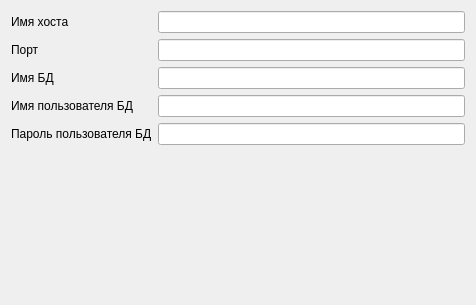
Old version of the form msystem/src/loader/databasesettingspage.ui in the repository megakoko/m-system.
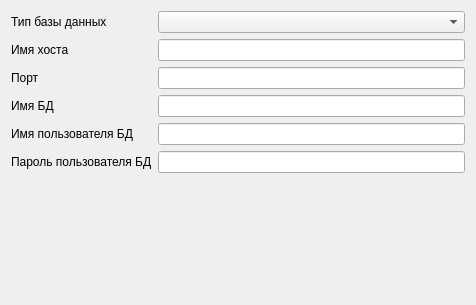
New version of the form.

```diff
--- a/msystem/src/loader/databasesettingspage.ui
+++ b/msystem/src/loader/databasesettingspage.ui
@@ -19,60 +19,70 @@
      <property name="fieldGrowthPolicy">
       <enum>QFormLayout::AllNonFixedFieldsGrow</enum>
      </property>
-     <item row="0" column="0">
+     <item row="2" column="0">
       <widget class="QLabel" name="label">
        <property name="text">
         <string>Имя хоста</string>
        </property>
       </widget>
      </item>
-     <item row="0" column="1">
+     <item row="2" column="1">
       <widget class="QLineEdit" name="m_hostname"/>
      </item>
-     <item row="1" column="0">
+     <item row="3" column="0">
       <widget class="QLabel" name="label_2">
        <property name="text">
         <string>Порт</string>
        </property>
       </widget>
      </item>
-     <item row="1" column="1">
+     <item row="3" column="1">
       <widget class="QLineEdit" name="m_port"/>
      </item>
-     <item row="2" column="0">
+     <item row="4" column="0">
       <widget class="QLabel" name="label_3">
        <property name="text">
         <string>Имя БД</string>
        </property>
       </widget>
      </item>
-     <item row="2" column="1">
+     <item row="4" column="1">
       <widget class="QLineEdit" name="m_databasename"/>
      </item>
-     <item row="3" column="0">
+     <item row="5" column="0">
       <widget class="QLabel" name="label_4">
        <property name="text">
         <string>Имя пользователя БД</string>
        </property>
       </widget>
      </item>
-     <item row="3" column="1">
+     <item row="5" column="1">
       <widget class="QLineEdit" name="m_login"/>
      </item>
-     <item row="4" column="0">
+     <item row="6" column="0">
       <widget class="QLabel" name="label_5">
        <property name="text">
         <string>Пароль пользователя БД</string>
        </property>
       </widget>
      </item>
-     <item row="4" column="1">
+     <item row="6" column="1">
       <widget class="QLineEdit" name="m_password">
        <property name="echoMode">
         <enum>QLineEdit::Password</enum>
        </property>
       </widget>
      </item>
+     <item row="0" column="1">
+      <widget class="QComboBox" name="m_databaseType"/>
+     </item>
+     <item row="0" column="0">
+      <widget class="QLabel" name="label_6">
+       <property name="text">
+        <string>Тип базы данных</string>
+       </property>
+      </widget>
+     </item>
     </layout>
    </item>
   </layout>
```
